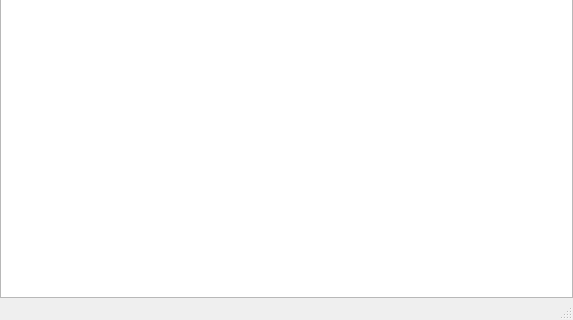
Above: src/favwindow.ui from TheQuantumExplorer/SecretCrushBrowser before the change; both pictures show x 0 to 573 and y 148 to 468 of the 573 by 468 pixel window. Below: the same form after it.
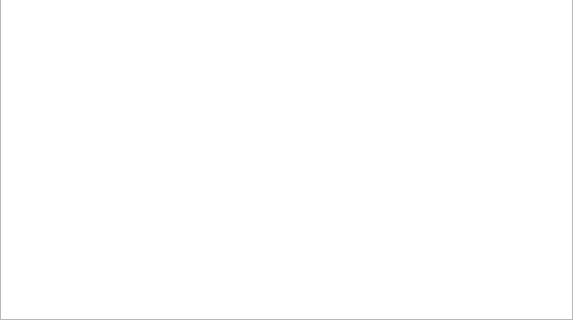
That is the form after the change.

Commit message: [fix] remove fav status bar

Diff of the .ui file:
```diff
--- a/src/favwindow.ui
+++ b/src/favwindow.ui
@@ -65,7 +65,6 @@
    </widget>
    <addaction name="actionsMenu"/>
   </widget>
-  <widget class="QStatusBar" name="statusbar"/>
   <action name="exitAction">
    <property name="text">
     <string>E&amp;xit</string>
```
The commit also changes 1 other file.
